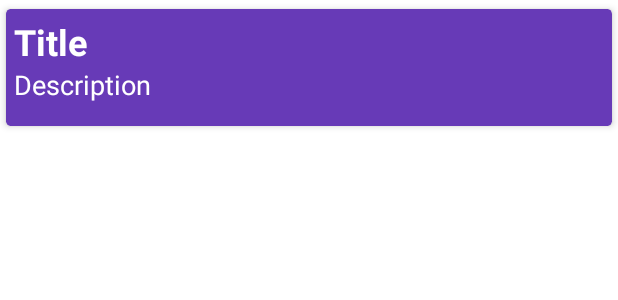
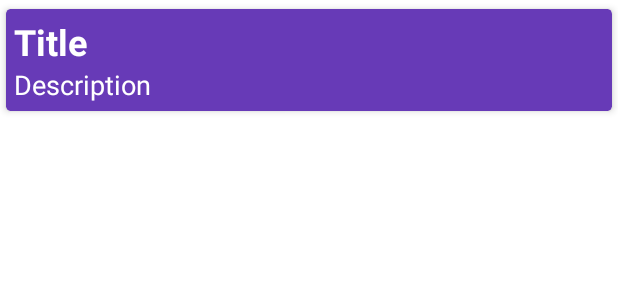
Before and after one commit to Bless4life/SmileyChatbotApp, an Android app: the layout model_layout.xml on its own in the app's theme, with its tools: preview values and no code run, on a phone screen of 412 x 824 dp. Shown: the top 300 px of the screen. Run offline under Robolectric (Android 15) with nearby library versions, the phone set to English and light mode, and no system bars.

Commit message:
fixed the model layout xml file. the description was faulty now fixed

```diff
--- a/app/src/main/res/layout/model_layout.xml
+++ b/app/src/main/res/layout/model_layout.xml
@@ -11,27 +11,27 @@
 
     <LinearLayout
         android:layout_width="match_parent"
-        android:layout_height="67dp"
+        android:layout_height="wrap_content"
         android:orientation="vertical">
 
-
+        <!--Show title-->
         <TextView
             android:id="@+id/rTitle"
+            android:text="Title"
+            android:textStyle="bold"
+            android:textSize="24sp"
+            android:textColor="#FFFFFF"
             android:layout_width="match_parent"
-            android:layout_height="wrap_content"
-            android:text="Title"
-            android:textColor="#FFFFFF"
-            android:textSize="24sp"
-            android:textStyle="bold" />
+            android:layout_height="wrap_content"/>
 
         <!--Show description-->
         <TextView
             android:id="@+id/rDesc"
+            android:text="Description"
+            android:textSize="18sp"
+            android:textColor="#FFFFFF"
             android:layout_width="match_parent"
-            android:layout_height="wrap_content"
-            android:text="Description"
-            android:textColor="#FFFFFF"
-            android:textSize="18sp" />
+            android:layout_height="wrap_content"/>
 
     </LinearLayout>
 </androidx.cardview.widget.CardView>
```
